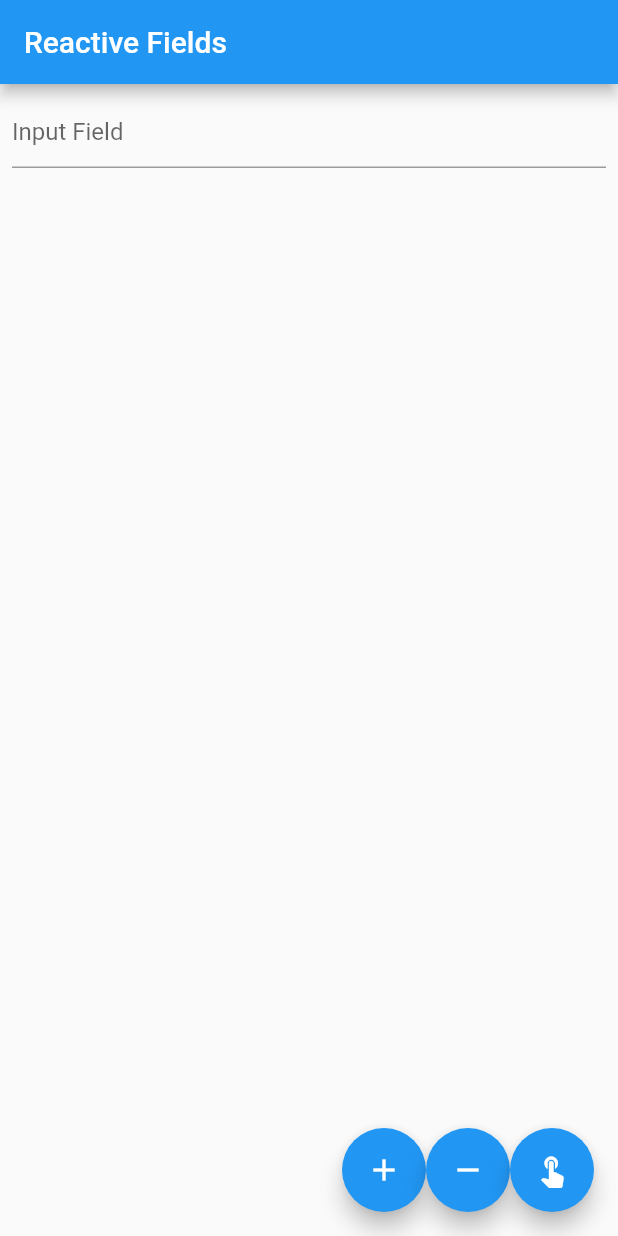
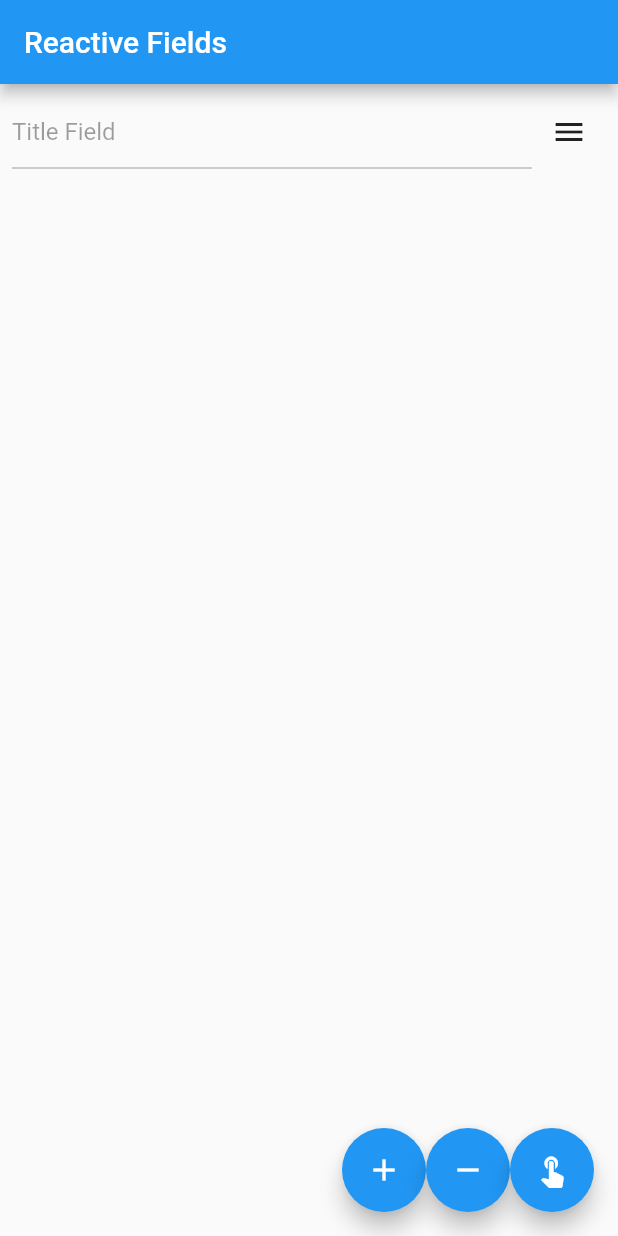
Before and after one commit to ronak197/reactive-fields, a Flutter app: the screen it shows after launch, after a tap on the "add" icon, on a phone screen of 412 x 824 dp. Run offline on Flutter 3.47's test engine with Material 2 defaults, Android fonts, the phone set to English and light mode, and no system bars.

Commit message:
Reactive Fields with Dismissible and Reorderable

```diff
--- a/lib/main.dart
+++ b/lib/main.dart
@@ -1,3 +1,5 @@
+import 'dart:math';
+
 import 'package:flutter/material.dart';
 
 void main() => runApp(
@@ -20,14 +22,38 @@ class HomePage extends StatefulWidget {
 
 class _HomePageState extends State<HomePage> {
 
-  bool enabled = true;
+  bool enabled = false;
 
   List<dynamic> myFields = [];
+  int keyValue = 1;
 
   void onAdd(){
     setState(() {
       myFields.length %2 == 0 ?
-      myFields.add(MyTextField(enabled: enabled,)) : myFields.add(MyContentField(enabled: enabled,));
+      myFields.add(
+          MyTextField(
+            key: ValueKey(++keyValue),
+            enabled: enabled,
+            onDismissed: (d,index){
+              print(index);
+              myFields.removeAt(index);
+              setState(() {
+              });
+            },
+          )
+      ) :
+      myFields.add(
+          MyContentField(
+            key: ValueKey(++keyValue),
+            enabled: enabled,
+            onDismissed: (d,index){
+              print(index);
+              myFields.removeAt(index);
+              setState(() {
+              });
+            },
+          )
+      );
     });
   }
 
@@ -41,9 +67,8 @@ class _HomePageState extends State<HomePage> {
     setState(() {
       enabled = !enabled;
       myFields.forEach((element) {
-        element.myFieldState.setState(() {
         element.enabled = enabled;
-        });
+        element.myFieldState.setState((){});
       });
     });
   }
@@ -71,11 +96,20 @@ class _HomePageState extends State<HomePage> {
       appBar: AppBar(
         title: Text('Reactive Fields'),
       ),
-      body: ListView.builder(
-        itemCount: myFields.length,
-        itemBuilder: (_,index){
+      body: ReorderableListView(
+        onReorder: (oldIndex,newIndex){
+          setState(() {
+            if(oldIndex < newIndex){
+              newIndex-=1;
+            }
+            final dynamic data = myFields.removeAt(oldIndex);
+            myFields.insert(newIndex, data);
+          });
+        },
+        children: List.generate(myFields.length, (index){
+          myFields[index].listIndex = index;
           return myFields[index];
-        },
+        }),
       ),
     );
   }
@@ -83,9 +117,13 @@ class _HomePageState extends State<HomePage> {
 
 class MyTextField extends StatefulWidget {
 
+  Key key;
+  Function(DismissDirection,int) onDismissed;
+  int listIndex;
   bool enabled;
 
-  MyTextField({this.enabled = true});
+  MyTextField({this.key,this.onDismissed, this.enabled = true});
+
 
   _MyTextFieldState _myTextFieldState = _MyTextFieldState();
 
@@ -100,12 +138,28 @@ class MyTextField extends StatefulWidget {
 class _MyTextFieldState extends State<MyTextField> {
   @override
   Widget build(BuildContext context) {
-    return Padding(
+    return Dismissible(
+      key: ValueKey('asd'),
+      onDismissed: (d){widget.onDismissed(d,widget.listIndex);},
+      child: Padding(
         padding: const EdgeInsets.all(8.0),
+        child: Row(
+          mainAxisSize: MainAxisSize.min,
+          mainAxisAlignment: MainAxisAlignment.start,
+          children: [
+            Expanded(
+              flex: 7,
               child: TextField(
                 enabled: widget.enabled,
                 decoration: InputDecoration(
-          hintText: 'Input Field'
+                    hintText: 'Title Field'
+                ),
+              ),
+            ),
+            Expanded(
+                flex: 1,
+                child: Icon(Icons.menu))
+          ],
         ),
       ),
     );
@@ -114,9 +168,12 @@ class _MyTextFieldState extends State<MyTextField> {
 
 class MyContentField extends StatefulWidget {
 
+  Key key;
+  Function(DismissDirection,int) onDismissed;
+  int listIndex;
   bool enabled;
 
-  MyContentField({this.enabled = true});
+  MyContentField({this.key,this.onDismissed, this.enabled});
 
   _MyContentFieldState _myContentFieldState = _MyContentFieldState();
 
@@ -131,14 +188,30 @@ class MyContentField extends StatefulWidget {
 class _MyContentFieldState extends State<MyContentField> {
   @override
   Widget build(BuildContext context) {
-    return Padding(
+    return Dismissible(
+      key: ValueKey('asmda'),
+      onDismissed: (d){widget.onDismissed(d,widget.listIndex);},
+      child: Padding(
         padding: const EdgeInsets.all(8.0),
+        child: Row(
+          mainAxisSize: MainAxisSize.min,
+          mainAxisAlignment: MainAxisAlignment.start,
+          children: [
+            Expanded(
+              flex: 7,
               child: TextField(
                 enabled: widget.enabled,
                 decoration: InputDecoration(
                     hintText: 'Content Field'
                 ),
               ),
+            ),
+            Expanded(
+                flex: 1,
+                child: Icon(Icons.menu))
+          ],
+        ),
+      ),
     );
   }
 }
```
Lines whose indentation alone changed are shown as unchanged.
